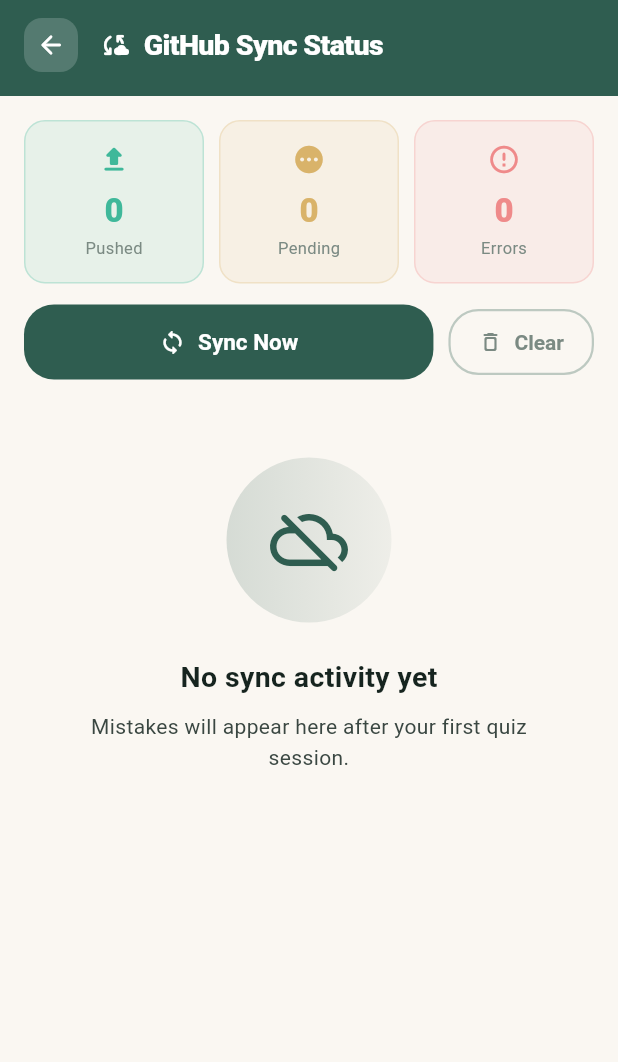
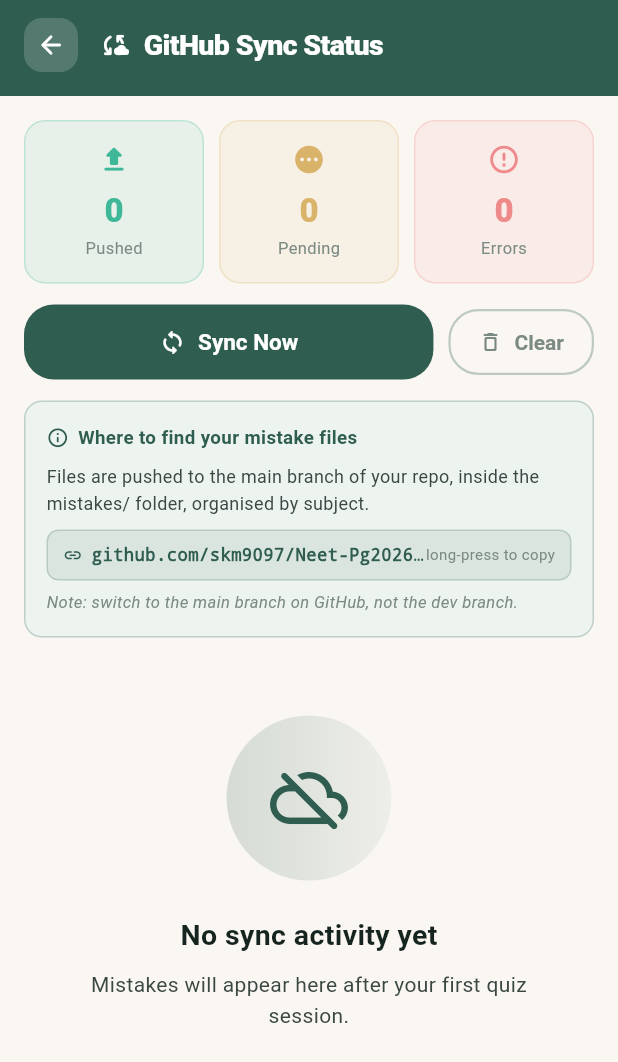
Before and after one commit to skm9097/Neet-Pg2026, a Flutter app: the screen it shows after launch, item 5 of the bottom bar chosen, scrolled down 1450 dp, after a tap on "View Sync Activity", on a phone screen of 412 x 824 dp. Shown: the top 1062 px of the screen. Run offline on Flutter 3.47's test engine with Material 3 defaults, Android fonts, the phone set to English and light mode, and no system bars; our stand-ins replace fl_chart, flutter_markdown, flutter_tts, google_generative_ai, percent_indicator, shared_preferences and 2 more.

Commit message:
Fix subject extraction + sync status UX (v1.5.1)
Subject fix (root cause of mistakes/general/ issue):
- MarkdownParser now tracks ## Subject section headings in year files
  (## Anatomy, ## General Medicine, ## Obstetrics & Gynaecology, etc.)
- Questions are assigned to the correct subject folder based on whichever
  ## heading precedes them in the file
- Added 30+ heading aliases to _headingToSubject() covering all display
  name variants used across year files
- Added mistakes/general/.gitkeep for questions with no subject context

Sync status UX:
- Added _RepoCard to SyncStatusScreen explaining exactly where to look:
  github.com/skm9097/Neet-Pg2026/tree/main/mistakes
  (long-press the URL to copy it to clipboard)
- Added "Note: switch to the main branch, not the dev branch" reminder
- Imported flutter/services.dart for Clipboard access

APK: releases/neet-study-suite-v1.5.1.apk

https://claude.ai/code/session_019X9pGS8wwZLepTd4kUuvXD

```diff
--- a/neet-study-suite/lib/features/home/sync_status_screen.dart
+++ b/neet-study-suite/lib/features/home/sync_status_screen.dart
@@ -1,4 +1,5 @@
 import 'package:flutter/material.dart';
+import 'package:flutter/services.dart';
 import '../../services/github_sync_service.dart';
 import '../../services/gemini_service.dart';
 import '../../core/theme/app_theme.dart';
@@ -150,6 +151,9 @@ class _SyncStatusScreenState extends State<SyncStatusScreen> {
                             label: Text('Clear', style: TextStyle(color: AppTheme.inkFaint)),
                           ),
                         ]),
+                        const SizedBox(height: 14),
+                        // Repo location card
+                        _RepoCard(),
                         const SizedBox(height: 20),
                         // Log header
                         if (_log.isEmpty)
@@ -192,6 +196,72 @@ class _SyncStatusScreenState extends State<SyncStatusScreen> {
           Text(label, style: TextStyle(fontSize: 11, color: AppTheme.inkFaint)),
         ]),
       ),
+    );
+  }
+}
+
+class _RepoCard extends StatelessWidget {
+  static const _url = 'github.com/skm9097/Neet-Pg2026/tree/main/mistakes';
+
+  @override
+  Widget build(BuildContext context) {
+    return Container(
+      padding: const EdgeInsets.all(14),
+      decoration: BoxDecoration(
+        color: AppTheme.greenTint,
+        borderRadius: BorderRadius.circular(12),
+        border: Border.all(color: AppTheme.primary.withValues(alpha: 0.25)),
+      ),
+      child: Column(crossAxisAlignment: CrossAxisAlignment.start, children: [
+        Row(children: [
+          Icon(Icons.info_outline_rounded, size: 15, color: AppTheme.primary),
+          const SizedBox(width: 6),
+          Text('Where to find your mistake files',
+            style: TextStyle(fontWeight: FontWeight.w700, fontSize: 12.5, color: AppTheme.primary)),
+        ]),
+        const SizedBox(height: 8),
+        Text(
+          'Files are pushed to the main branch of your repo, inside the mistakes/ folder, organised by subject.',
+          style: TextStyle(fontSize: 12, color: AppTheme.inkSoft, height: 1.5),
+        ),
+        const SizedBox(height: 8),
+        GestureDetector(
+          onLongPress: () {
+            Clipboard.setData(const ClipboardData(text: 'https://$_url'));
+            ScaffoldMessenger.of(context).showSnackBar(SnackBar(
+              content: const Text('URL copied to clipboard'),
+              backgroundColor: AppTheme.primary,
+              behavior: SnackBarBehavior.floating,
+            ));
+          },
+          child: Container(
+            padding: const EdgeInsets.symmetric(horizontal: 10, vertical: 7),
+            decoration: BoxDecoration(
+              color: AppTheme.primary.withValues(alpha: 0.10),
+              borderRadius: BorderRadius.circular(8),
+              border: Border.all(color: AppTheme.primary.withValues(alpha: 0.20)),
+            ),
+            child: Row(children: [
+              Icon(Icons.link_rounded, size: 13, color: AppTheme.primary),
+              const SizedBox(width: 6),
+              Expanded(
+                child: Text(_url,
+                  style: TextStyle(
+                    fontSize: 11.5, color: AppTheme.primary,
+                    fontFamily: 'monospace', fontWeight: FontWeight.w600),
+                  maxLines: 1, overflow: TextOverflow.ellipsis),
+              ),
+              Text('long-press to copy',
+                style: TextStyle(fontSize: 10, color: AppTheme.inkFaint)),
+            ]),
+          ),
+        ),
+        const SizedBox(height: 6),
+        Text(
+          'Note: switch to the main branch on GitHub, not the dev branch.',
+          style: TextStyle(fontSize: 11, color: AppTheme.inkFaint, fontStyle: FontStyle.italic),
+        ),
+      ]),
     );
   }
 }
--- a/neet-study-suite/pubspec.yaml
+++ b/neet-study-suite/pubspec.yaml
@@ -3,7 +3,7 @@ description: Comprehensive NEET-PG 2026 study suite — QBank, Flashcards, Mock
 
 publish_to: 'none'
 
-version: 1.5.0+8
+version: 1.5.1+9
 
 environment:
   sdk: '>=3.2.0 <4.0.0'
```
Also changed, not shown: neet-study-suite/lib/services/markdown_parser.dart (+88 -33 lines), 2 other files.
